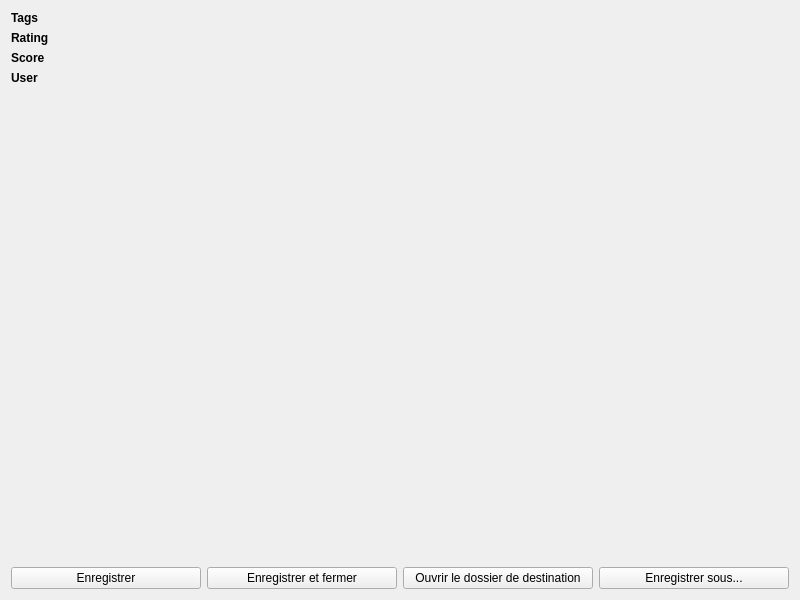
XanderMld/imgbrd-grabber, file ui/zoomWindow.ui: the form before one commit.
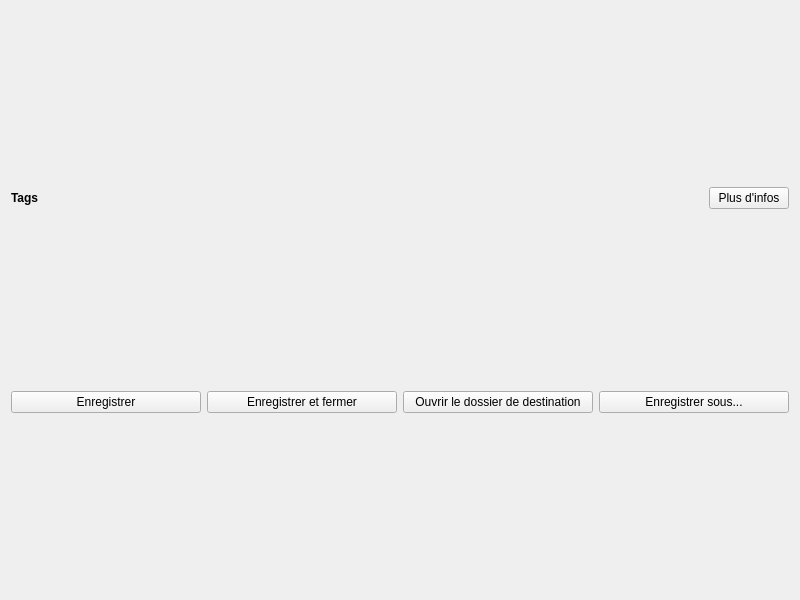
The form after the commit. Icons and pictures are not drawn.

Commit message: Added calendar to choose a favorites date Converted zoom window to ui file Added details window (not finished yet)

Diff of the .ui file:
```diff
--- a/ui/zoomWindow.ui
+++ b/ui/zoomWindow.ui
@@ -25,18 +25,15 @@
   </property>
   <layout class="QVBoxLayout" name="verticalLayout" stretch="0,0">
    <item>
-    <layout class="QFormLayout" name="formLayout">
-     <property name="fieldGrowthPolicy">
-      <enum>QFormLayout::AllNonFixedFieldsGrow</enum>
-     </property>
-     <item row="0" column="0">
+    <layout class="QHBoxLayout" name="horizontalLayout" stretch="0,1,0">
+     <item>
       <widget class="QLabel" name="labelFormTags">
        <property name="text">
         <string>&lt;b&gt;Tags&lt;/b&gt;</string>
        </property>
       </widget>
      </item>
-     <item row="0" column="1">
+     <item>
       <widget class="QLabel" name="labelTags">
        <property name="contextMenuPolicy">
         <enum>Qt::CustomContextMenu</enum>
@@ -44,59 +41,12 @@
        <property name="text">
         <string/>
        </property>
-       <property name="wordWrap">
-        <bool>true</bool>
-       </property>
       </widget>
      </item>
-     <item row="1" column="0">
-      <widget class="QLabel" name="labelFormRating">
+     <item>
+      <widget class="QPushButton" name="buttonDetails">
        <property name="text">
-        <string>&lt;b&gt;Rating&lt;/b&gt;</string>
-       </property>
-      </widget>
-     </item>
-     <item row="1" column="1">
-      <widget class="QLabel" name="labelRating">
-       <property name="text">
-        <string/>
-       </property>
-       <property name="wordWrap">
-        <bool>true</bool>
-       </property>
-      </widget>
-     </item>
-     <item row="2" column="0">
-      <widget class="QLabel" name="labelFormScore">
-       <property name="text">
-        <string>&lt;b&gt;Score&lt;/b&gt;</string>
-       </property>
-      </widget>
-     </item>
-     <item row="3" column="0">
-      <widget class="QLabel" name="labelFormUser">
-       <property name="text">
-        <string>&lt;b&gt;User&lt;/b&gt;</string>
-       </property>
-      </widget>
-     </item>
-     <item row="2" column="1">
-      <widget class="QLabel" name="labelScore">
-       <property name="text">
-        <string/>
-       </property>
-       <property name="wordWrap">
-        <bool>true</bool>
-       </property>
-      </widget>
-     </item>
-     <item row="3" column="1">
-      <widget class="QLabel" name="labelUser">
-       <property name="text">
-        <string/>
-       </property>
-       <property name="wordWrap">
-        <bool>true</bool>
+        <string>Plus d'infos</string>
        </property>
       </widget>
      </item>
```
Left out of the diff: 51 changed lines with no effect on the pictures. The commit also changes 14 other files.
